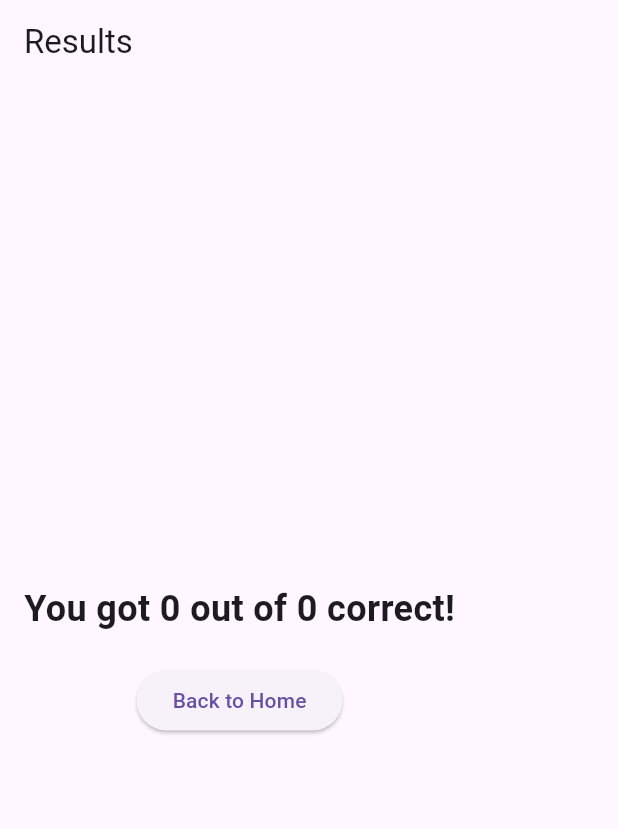
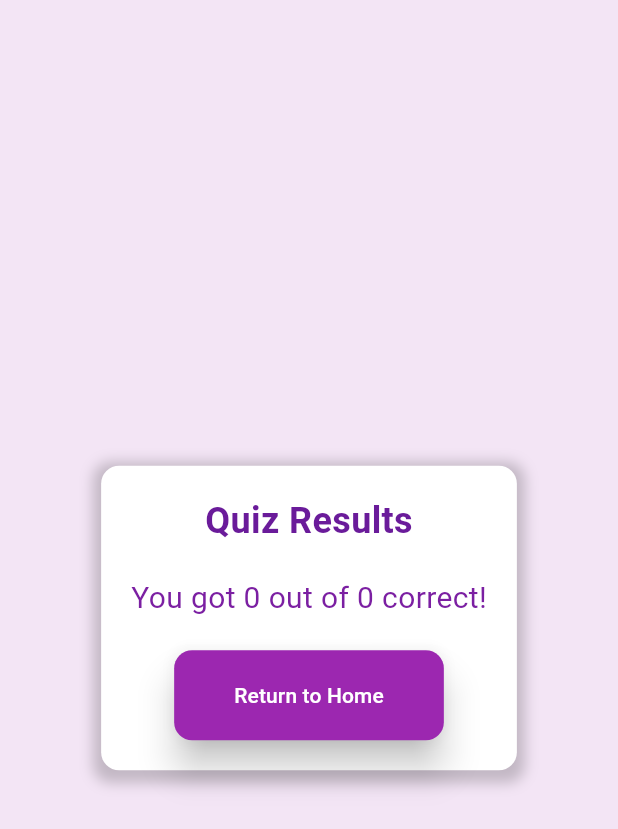
Before and after one commit to KKartikay-27/QuizApp-Flutter-GoLang, a Flutter app: the ResultsPage screen opened directly, on a phone screen of 412 x 824 dp. Shown: the top 829 px of the screen. Run offline on Flutter 3.47's test engine with Material 3 defaults, Android fonts, the phone set to English and light mode, and no system bars; network calls fail.

Commit message:
improved ui

```diff
--- a/lib/pages/results_page.dart
+++ b/lib/pages/results_page.dart
@@ -1,4 +1,5 @@
 import 'package:flutter/material.dart';
+import 'welcome_page.dart';
 
 class ResultsPage extends StatelessWidget {
   final int correctAnswers;
@@ -9,24 +10,66 @@ class ResultsPage extends StatelessWidget {
   @override
   Widget build(BuildContext context) {
     return Scaffold(
-      appBar: AppBar(
-        title: Text('Results'),
-      ),
-      body: Padding(
-        padding: const EdgeInsets.all(16.0),
+      backgroundColor: Colors.purple[50], // Light purple background
+      body: Center(
         child: Column(
           mainAxisAlignment: MainAxisAlignment.center,
           children: <Widget>[
+            Container(
+              padding: EdgeInsets.all(20),
+              decoration: BoxDecoration(
+                color: Colors.white,
+                borderRadius: BorderRadius.circular(12),
+                boxShadow: [
+                  BoxShadow(
+                    color: Colors.black.withOpacity(0.2),
+                    spreadRadius: 5,
+                    blurRadius: 7,
+                    offset: Offset(0, 3),
+                  ),
+                ],
+              ),
+              child: Column(
+                mainAxisSize: MainAxisSize.min,
+                children: <Widget>[
+                  Text(
+                    'Quiz Results',
+                    style: TextStyle(
+                      fontSize: 24,
+                      fontWeight: FontWeight.bold,
+                      color: Colors.purple[800], // Darker purple color for the text
+                    ),
+                  ),
+                  SizedBox(height: 20),
                   Text(
                     'You got $correctAnswers out of $totalQuestions correct!',
-              style: TextStyle(fontSize: 24.0, fontWeight: FontWeight.bold), // Direct TextStyle
+                    style: TextStyle(
+                      fontSize: 20,
+                      color: Colors.purple[700], // Darker purple color for the text
+                    ),
                   ),
                   SizedBox(height: 20),
                   ElevatedButton(
                     onPressed: () {
-                Navigator.popUntil(context, (route) => route.isFirst);
+                      Navigator.popUntil(context, ModalRoute.withName('/'));
                     },
-              child: Text('Back to Home'),
+                    child: Text('Return to Home'),
+                    style: ButtonStyle(
+                      backgroundColor: MaterialStateProperty.all(Colors.purple),
+                      foregroundColor: MaterialStateProperty.all(Colors.white),
+                      padding: MaterialStateProperty.all(
+                        EdgeInsets.symmetric(horizontal: 40, vertical: 20),
+                      ),
+                      shape: MaterialStateProperty.all(
+                        RoundedRectangleBorder(
+                          borderRadius: BorderRadius.circular(12),
+                        ),
+                      ),
+                      elevation: MaterialStateProperty.all(10),
+                    ),
+                  ),
+                ],
+              ),
             ),
           ],
         ),
```
Also changed, not shown: lib/pages/questions_page.dart (+62 -3 lines), lib/pages/welcome_page.dart (+26 -4 lines). Lines whose indentation alone changed are shown as unchanged.
